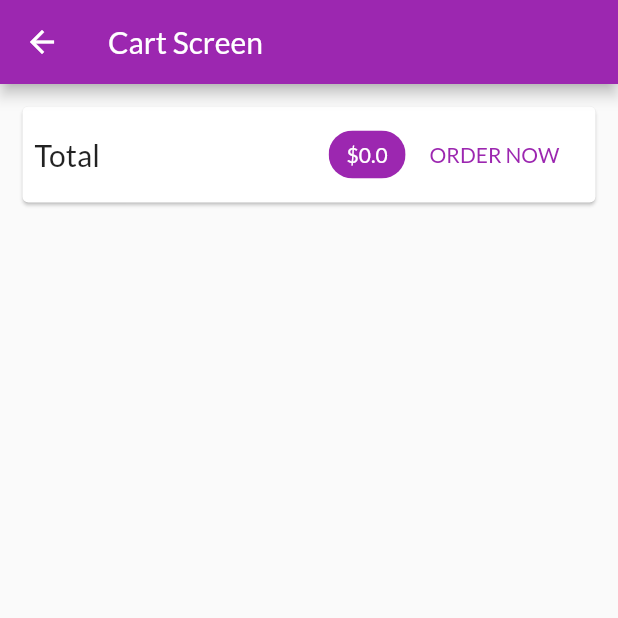
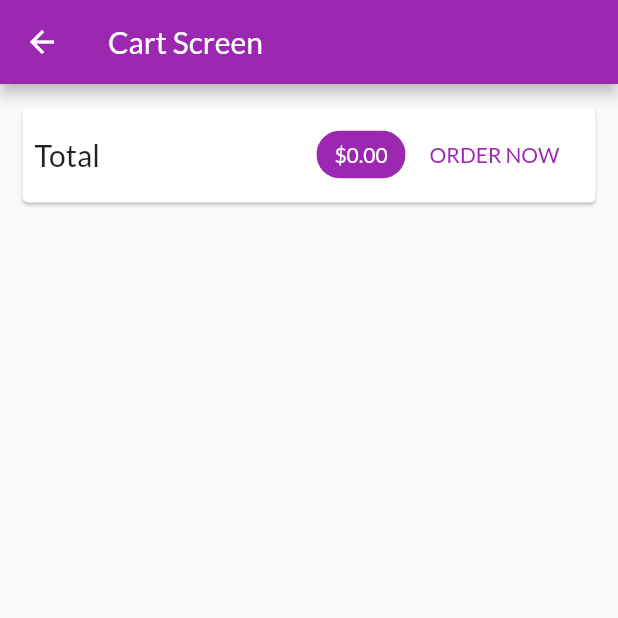
Before and after one commit to samtuga1/shop, a Flutter app: the CartScreen screen opened by its route, after a tap on "ORDER NOW", on a phone screen of 412 x 824 dp, the top half of it. Run offline on Flutter 3.47's test engine with Material 2 defaults, Android fonts, the phone set to English and light mode, and no system bars; network calls fail.

Commit message:
Added some more functionalities

```diff
--- a/shop/lib/main.dart
+++ b/shop/lib/main.dart
@@ -1,5 +1,6 @@
 import 'package:flutter/material.dart';
 import 'package:provider/provider.dart';
+import './screens/orders.screen.dart';
 import './providers/orders.dart';
 import './screens/cart_screen.dart';
 import './providers/cart.dart';
@@ -34,8 +35,11 @@ class MyApp extends StatelessWidget {
           accentColor: Colors.deepOrange,
           fontFamily: 'Lato',
         ),
-        home: const ProductsOverviewScreen(),
+        initialRoute: ProductsOverviewScreen.routeName,
         routes: {
+          ProductsOverviewScreen.routeName: (ctx) =>
+              const ProductsOverviewScreen(),
+          OrdersScreen.routeName: (ctx) => const OrdersScreen(),
           ProductDetailScreen.id: (ctx) => const ProductDetailScreen(),
           CartScreen.routeName: (ctx) => const CartScreen(),
         },
--- a/shop/lib/providers/orders.dart
+++ b/shop/lib/providers/orders.dart
@@ -5,7 +5,7 @@ class OrderItem {
   final String id;
   final double amount;
   final List<CartItem> products;
-  final String dateTime;
+  final DateTime dateTime;
 
   OrderItem({
     required this.id,
@@ -28,7 +28,7 @@ class Orders with ChangeNotifier {
         id: DateTime.now().toString(),
         amount: total,
         products: cartProducts,
-        dateTime: DateTime.now().toString(),
+        dateTime: DateTime.now(),
       ),
     );
     notifyListeners();
--- a/shop/lib/screens/cart_screen.dart
+++ b/shop/lib/screens/cart_screen.dart
@@ -32,7 +32,7 @@ class CartScreen extends StatelessWidget {
                   const Spacer(),
                   Chip(
                     label: Text(
-                      '\$${cart.totalAmount}',
+                      '\$${cart.totalAmount.toStringAsFixed(2)}',
                       style: TextStyle(
                           color: Theme.of(context)
                               .primaryTextTheme
--- a/shop/lib/screens/orders.screen.dart
+++ b/shop/lib/screens/orders.screen.dart
@@ -1,20 +1,27 @@
 import 'package:flutter/material.dart';
 import 'package:provider/provider.dart';
-import 'package:shop/providers/orders.dart';
+import '../providers/orders.dart';
+import '../widgets/AppDrawer.dart';
+import '../widgets/order_item.dart' as ord;
 
 class OrdersScreen extends StatelessWidget {
+  static const routeName = '/orders';
   const OrdersScreen({Key? key}) : super(key: key);
 
   @override
   Widget build(BuildContext context) {
     final orderData = Provider.of<Orders>(context);
     return Scaffold(
+      drawer: const AppDrawer(),
       appBar: AppBar(
-        title: Text('Your Orders'),
+        title: const Text('Your Orders'),
       ),
       body: ListView.builder(
         itemCount: orderData.orders.length,
-          itemBuilder: (ctx, i) => ),
+        itemBuilder: (ctx, i) => ord.OrderItem(
+          order: orderData.orders[i],
+        ),
+      ),
     );
   }
 }
--- /dev/null
+++ b/shop/lib/widgets/order_item.dart
@@ -0,0 +1,65 @@
+import 'package:flutter/cupertino.dart';
+import 'package:flutter/material.dart';
+import 'package:shop/providers/orders.dart' as ord;
+import 'package:intl/intl.dart';
+import 'dart:math';
+
+class OrderItem extends StatefulWidget {
+  const OrderItem({Key? key, required this.order}) : super(key: key);
+  final ord.OrderItem order;
+
+  @override
+  State<OrderItem> createState() => _OrderItemState();
+}
+
+class _OrderItemState extends State<OrderItem> {
+  var _expanded = false;
+  @override
+  Widget build(BuildContext context) {
+    return Card(
+      margin: const EdgeInsets.all(10),
+      child: Column(
+        children: [
+          ListTile(
+            title: Text('\$${widget.order.amount}'),
+            subtitle: Text(DateFormat('dd/MM/yyyy hh:mm')
+                .format(widget.order.dateTime)
+                .toString()),
+            trailing: IconButton(
+              onPressed: () {
+                setState(() {
+                  _expanded = !_expanded;
+                });
+              },
+              icon: Icon(_expanded ? Icons.expand_less : Icons.expand_more),
+            ),
+          ),
+          if (_expanded)
+            Container(
+              padding: const EdgeInsets.symmetric(horizontal: 15, vertical: 4),
+              height: min(widget.order.products.length * 20.0 + 10, 100),
+              child: ListView(
+                children: widget.order.products
+                    .map((prod) => Row(
+                          mainAxisAlignment: MainAxisAlignment.spaceBetween,
+                          children: [
+                            Text(
+                              prod.title,
+                              style: const TextStyle(
+                                  fontSize: 18, fontWeight: FontWeight.bold),
+                            ),
+                            Text(
+                              '${prod.quantity}x \$${prod.price}',
+                              style: const TextStyle(
+                                  fontSize: 18, color: Colors.grey),
+                            ),
+                          ],
+                        ))
+                    .toList(),
+              ),
+            ),
+        ],
+      ),
+    );
+  }
+}
--- a/shop/pubspec.yaml
+++ b/shop/pubspec.yaml
@@ -30,6 +30,8 @@ dependencies:
   flutter:
     sdk: flutter
   provider: ^6.0.2
+  dependencies:
+  intl: ^0.17.0
 
 
   # The following adds the Cupertino Icons font to your application.
```
Also changed, not shown: shop/lib/screens/product_detail_screen.dart (+34 -0 lines), shop/lib/screens/products_overview_screen.dart (+8 -2 lines), shop/lib/widgets/AppDrawer.dart (added, +41 -0 lines), shop/pubspec.lock.
